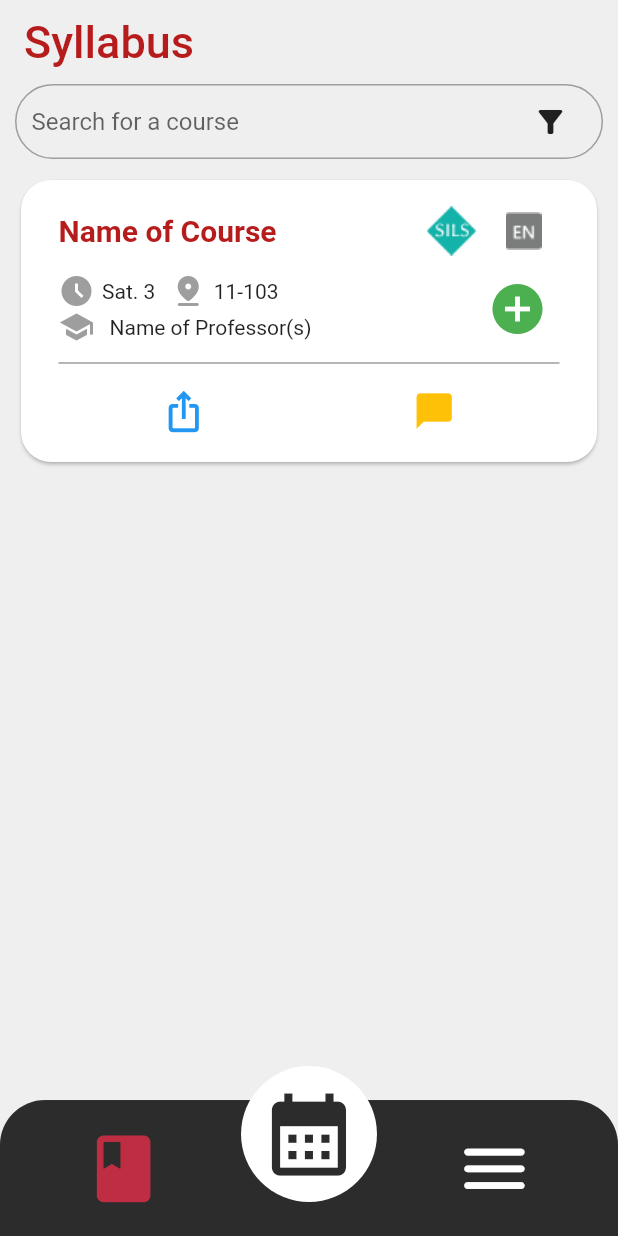
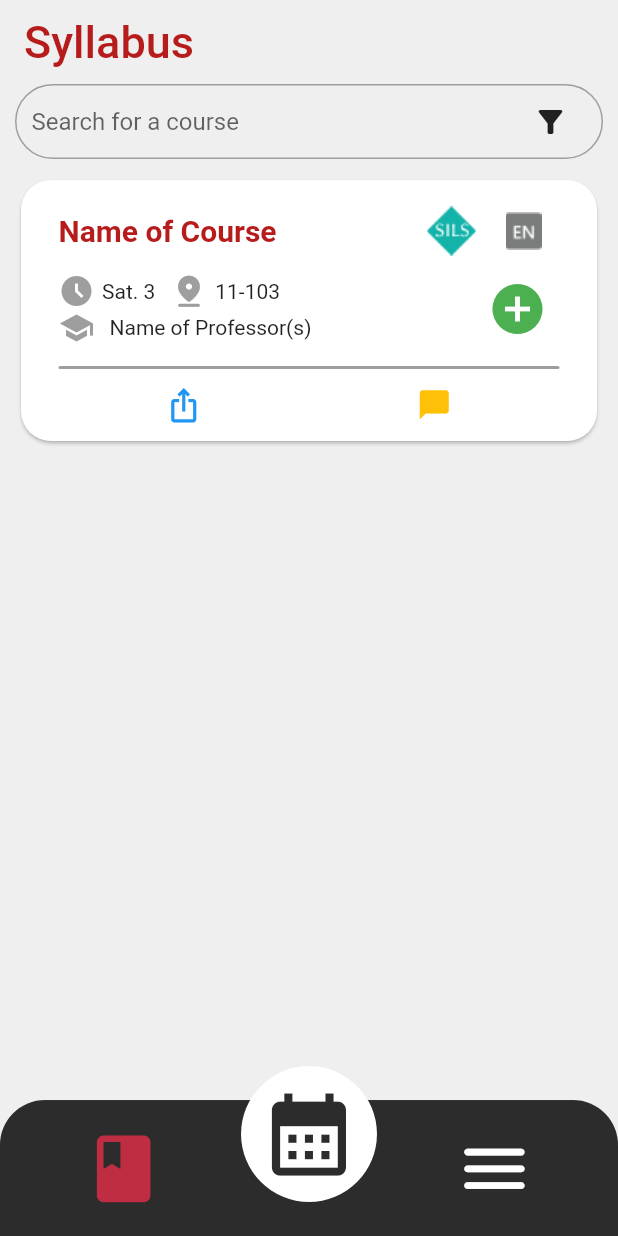
Before and after one commit to wasedatime/wasedatime-mobile, a Flutter app: the screen it shows after launch, after a tap on the "calendar view day" icon, after a tap on the "class" icon, on a phone screen of 412 x 824 dp. Run offline on Flutter 3.47's test engine with Material 2 defaults, Android fonts, the phone set to English and light mode, and no system bars; our stand-ins replace sqflite; accounts and stored records are empty.

Commit message:
updated syllabus & weeklytable

```diff
--- a/lib/screens/weeklytable.dart
+++ b/lib/screens/weeklytable.dart
@@ -1,6 +1,11 @@
+import 'dart:convert';
+
 import 'package:flutter/material.dart';
 import 'package:flutter/services.dart';
 import 'dart:math';
+
+import '../models/course.dart';
+import '../utils/db_helper.dart';
 
 class WeeklyTable extends StatefulWidget {
   const WeeklyTable({super.key});
@@ -10,6 +15,32 @@ class WeeklyTable extends StatefulWidget {
 }
 
 class _WeeklyTableState extends State<WeeklyTable> {
+  late final Future<Map<int, Map<int, Course>>> coursesFuture;
+  Map<int, Map<int, Course>>? courses;
+
+  @override
+  void initState() {
+    super.initState();
+    coursesFuture = DatabaseHelper.instance.getCoursesForWeek();
+    print('courses future');
+    _fetchCourses();
+    // print(coursesFuture[2]);
+  }
+
+  void _fetchCourses() async {
+    try {
+      courses = await coursesFuture;
+      for (int i = 0; i < 6; i++) {
+        // print('$i , ${courses?[i]?[]}');
+      }
+    } catch (error) {
+      print("error");
+      // Handle error
+    }
+
+    setState(() {}); // Trigger a rebuild to update the screen
+  }
+
   @override
   Widget build(BuildContext context) {
     const String currentSemester = 'Spring';
@@ -41,6 +72,11 @@ class _WeeklyTableState extends State<WeeklyTable> {
       Random random = Random();
       int randomNumber = random.nextInt(7);
       return mycolors[randomNumber];
+    }
+
+    String getCourseLocation(Course? course) {
+      List<dynamic> occurrences = json.decode(course!.courseOccurrences!);
+      return occurrences[0]['l'];
     }
 
     const List days = ["Mon", "Tue", "Wed", "Thu", "Fri"];
@@ -120,18 +156,43 @@ class _WeeklyTableState extends State<WeeklyTable> {
                             day != 1
                                 ? TableCell(
                                     child: Container(
-                                      margin:
-                                          EdgeInsets.symmetric(horizontal: 2),
+                                      margin: const EdgeInsets.symmetric(
+                                          horizontal: 2, vertical: 0.5),
+                                      padding: EdgeInsets.all(10),
                                       alignment: Alignment.center,
                                       height: viewheight * 0.14,
                                       decoration: BoxDecoration(
-                                        color: generateColor(),
+                                        color:
+                                            courses?[period]?[day]?.courseID ==
+                                                    null
+                                                ? Colors.grey[100]
+                                                : generateColor(),
                                         borderRadius: BorderRadius.circular(20),
                                       ),
-                                      child: Text(
-                                        'Day $day Period $period',
-                                        textAlign: TextAlign.center,
-                                      ),
+                                      child: courses?[period]?[day]?.courseID ==
+                                              null
+                                          ? const Text(" ")
+                                          : Column(
+                                              mainAxisAlignment:
+                                                  MainAxisAlignment.spaceEvenly,
+                                              children: [
+                                                Text(
+                                                  '${courses?[period]?[day]?.courseTitle}',
+                                                  textAlign: TextAlign.center,
+                                                  style: const TextStyle(
+                                                      fontWeight:
+                                                          FontWeight.bold,
+                                                      fontSize: 12),
+                                                ),
+                                                Text(
+                                                  getCourseLocation(
+                                                      courses?[period]?[day]),
+                                                  textAlign: TextAlign.center,
+                                                  style:
+                                                      TextStyle(fontSize: 12),
+                                                )
+                                              ],
+                                            ),
                                     ),
                                   )
                                 : TableCell(
@@ -158,12 +219,6 @@ class _WeeklyTableState extends State<WeeklyTable> {
                   ],
                 ),
               ),
-              // Container(
-              //   color: Colors.blue,
-              //   child: SizedBox(
-              //     height: MediaQuery.of(context).size.height * 0.11,
-              //   ),
-              // )
             ],
           ),
         ));
--- a/lib/utils/db_helper.dart
+++ b/lib/utils/db_helper.dart
@@ -122,7 +122,7 @@ class DatabaseHelper {
     for (Map<String, dynamic> courseData in courseDataList) {
       List<dynamic> occurrences = json.decode(courseData['courseOccurrences']);
       for (Map<String, dynamic> occurrence in occurrences) {
-        //print('${occurrence['d']} == $day');
+        print('${occurrence['d']} == $day');
         if (occurrence['d'] == day) {
           int position =
               occurrence['p'] - 1; // Adjust position to 0-based index
@@ -139,4 +139,39 @@ class DatabaseHelper {
     }
     return courses;
   }
+
+  Future<Map<int, Map<int, Course>>> getCoursesForWeek() async {
+    final Database db = await initDatabase();
+    final List<Map<String, dynamic>> courseDataList = await db.query(
+      'addedCourses',
+    );
+    // print('courseDataList: $courseDataList');
+    Map<int, Map<int, Course>> week = {};
+
+    for (int prd = 1; prd <= 5; prd++) {
+      Map<int, Course> eachDayForPeriod = {};
+      for (int day = 2; day <= 6; day++) {
+        eachDayForPeriod[day] = Course();
+      }
+      week[prd] = eachDayForPeriod;
+    }
+
+    for (Map<String, dynamic> courseData in courseDataList) {
+      List<dynamic> occurrences = json.decode(courseData['courseOccurrences']);
+
+      for (Map<String, dynamic> occurrence in occurrences) {
+        print(occurrence);
+        Course course = Course.fromDatabaseRecord(courseData);
+        week[occurrence['p']]![occurrence['d'] + 1] = course;
+      }
+    }
+
+    // for (var outerKey in week.keys) {
+    //   for (var innerKey in week[outerKey]!.keys) {
+    //     var course = week[outerKey]![innerKey]!;
+    //     print(course);
+    //   }
+    // }
+    return week;
+  }
 }
--- a/lib/widgets/syllabus/courseCard.dart
+++ b/lib/widgets/syllabus/courseCard.dart
@@ -14,7 +14,7 @@ class CourseCard extends StatelessWidget {
       shape: const RoundedRectangleBorder(
           borderRadius: BorderRadius.all(Radius.circular(20))),
       child: Container(
-        padding: const EdgeInsets.symmetric(horizontal: 25, vertical: 10),
+        padding: const EdgeInsets.only(top: 10, left: 25, right: 25),
         alignment: Alignment.center,
         width: double.infinity,
         child: Column(
@@ -46,6 +46,7 @@ class CourseCard extends StatelessWidget {
               children: [
                 const Expanded(
                   child: Column(
+                    crossAxisAlignment: CrossAxisAlignment.center,
                     mainAxisAlignment: MainAxisAlignment.start,
                     children: [
                       Row(
@@ -63,6 +64,7 @@ class CourseCard extends StatelessWidget {
                             width: 10,
                           ),
                           Icon(
+                            size: 25,
                             Icons.pin_drop_rounded,
                             color: Colors.grey,
                           ),
@@ -100,24 +102,28 @@ class CourseCard extends StatelessWidget {
                 )
               ],
             ),
-            const Divider(
-              color: Colors.grey,
-              thickness: 1,
+            Container(
+              margin: EdgeInsets.only(top: 10),
+              height: 2,
+              width: double.infinity,
+              decoration: BoxDecoration(
+                  color: Colors.grey, borderRadius: BorderRadius.circular(30)),
             ),
             Row(
+              crossAxisAlignment: CrossAxisAlignment.start,
               mainAxisAlignment: MainAxisAlignment.spaceAround,
               children: [
                 IconButton(
                     onPressed: () {},
-                    iconSize: 30,
-                    icon: Icon(
+                    iconSize: 25,
+                    icon: const Icon(
                       Icons.ios_share,
                       color: Colors.blue,
                     )),
                 IconButton(
                     onPressed: () {},
-                    iconSize: 28,
-                    icon: Icon(
+                    iconSize: 23,
+                    icon: const Icon(
                       Icons.chat_bubble,
                       color: Colors.amber,
                     ))
```
